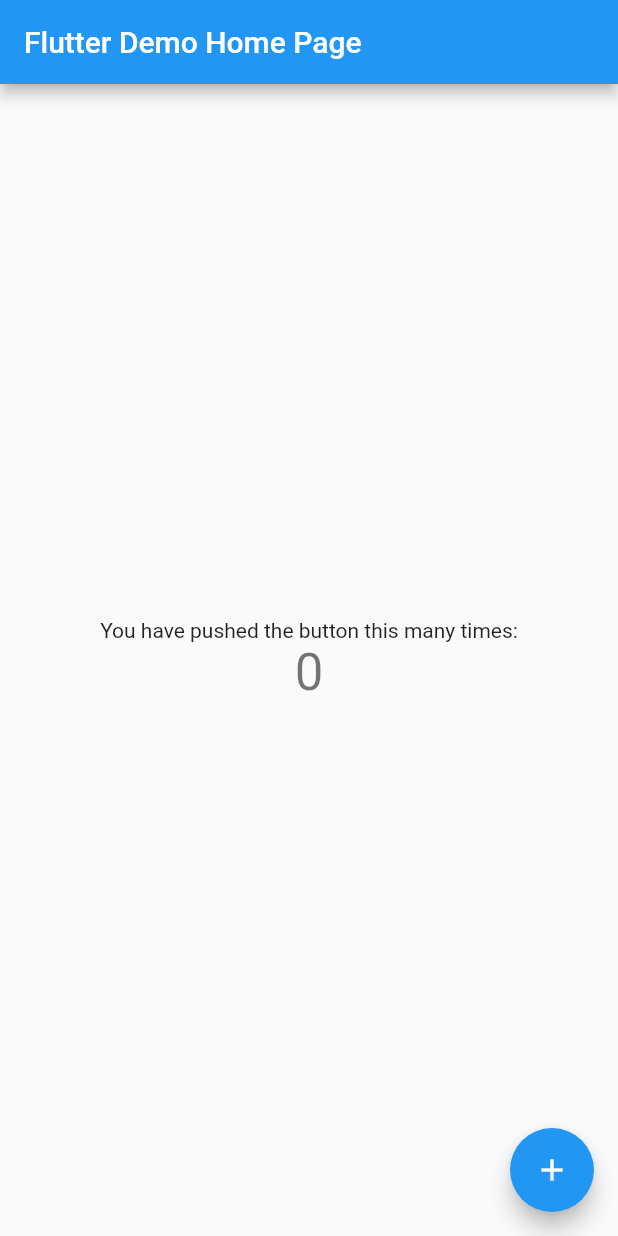
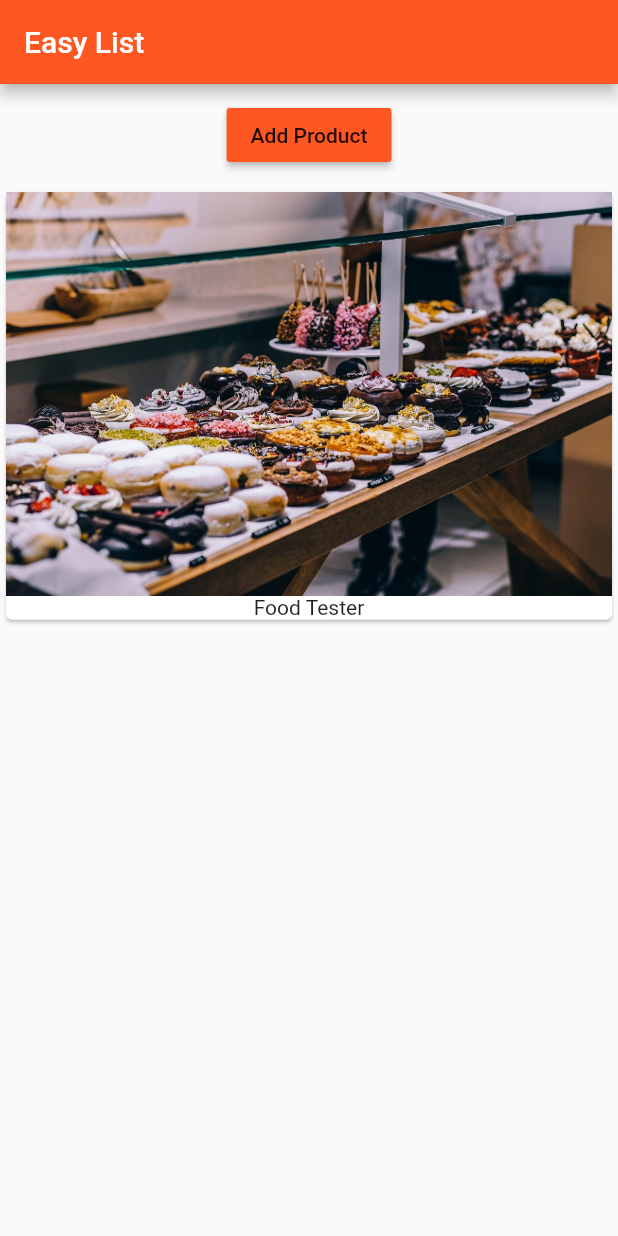
Before and after one commit to AliRadmanesh/flutter-easy-list, a Flutter app: the screen it shows after launch, on a phone screen of 412 x 824 dp. Run offline on Flutter 3.47's test engine with Material 2 defaults, Android fonts, the phone set to English and light mode, and no system bars.

Commit message:
Adding cards, understanding Lifecycle

```diff
--- a/lib/main.dart
+++ b/lib/main.dart
@@ -1,113 +1,29 @@
 // Pre-defined functions and tools for creating our application.
 import 'package:flutter/material.dart';
+
+import './product_manager.dart';
 
 // This is our app's core function, where it starts to launch!
 void main() => runApp(MyApp());
 
 class MyApp extends StatelessWidget {
   // This widget is the root of your application.
+
   @override
   Widget build(BuildContext context) {
     return MaterialApp(
-      title: 'Flutter Demo',
+      title: 'Easy List',
       theme: ThemeData(
-        // This is the theme of your application.
-        //
-        // Try running your application with "flutter run". You'll see the
-        // application has a blue toolbar. Then, without quitting the app, try
-        // changing the primarySwatch below to Colors.green and then invoke
-        // "hot reload" (press "r" in the console where you ran "flutter run",
-        // or simply save your changes to "hot reload" in a Flutter IDE).
-        // Notice that the counter didn't reset back to zero; the application
-        // is not restarted.
-        primarySwatch: Colors.blue,
+        brightness: Brightness.light,
+        primarySwatch: Colors.deepOrange,
+        accentColor: Colors.deepPurple,
       ),
-      home: MyHomePage(title: 'Flutter Demo Home Page'),
+      home: Scaffold(
+        appBar: AppBar(
+          title: Text('Easy List'),
+        ),
+        body: ProductManager('Food Tester'),
+      ),
     );
   }
 }
-
-class MyHomePage extends StatefulWidget {
-  MyHomePage({Key key, this.title}) : super(key: key);
-
-  // This widget is the home page of your application. It is stateful, meaning
-  // that it has a State object (defined below) that contains fields that affect
-  // how it looks.
-
-  // This class is the configuration for the state. It holds the values (in this
-  // case the title) provided by the parent (in this case the App widget) and
-  // used by the build method of the State. Fields in a Widget subclass are
-  // always marked "final".
-
-  final String title;
-
-  @override
-  _MyHomePageState createState() => _MyHomePageState();
-}
-
-class _MyHomePageState extends State<MyHomePage> {
-  int _counter = 0;
-
-  void _incrementCounter() {
-    setState(() {
-      // This call to setState tells the Flutter framework that something has
-      // changed in this State, which causes it to rerun the build method below
-      // so that the display can reflect the updated values. If we changed
-      // _counter without calling setState(), then the build method would not be
-      // called again, and so nothing would appear to happen.
-      _counter++;
-    });
-  }
-
-  @override
-  Widget build(BuildContext context) {
-    // This method is rerun every time setState is called, for instance as done
-    // by the _incrementCounter method above.
-    //
-    // The Flutter framework has been optimized to make rerunning build methods
-    // fast, so that you can just rebuild anything that needs updating rather
-    // than having to individually change instances of widgets.
-    return Scaffold(
-      appBar: AppBar(
-        // Here we take the value from the MyHomePage object that was created by
-        // the App.build method, and use it to set our appbar title.
-        title: Text(widget.title),
-      ),
-      body: Center(
-        // Center is a layout widget. It takes a single child and positions it
-        // in the middle of the parent.
-        child: Column(
-          // Column is also layout widget. It takes a list of children and
-          // arranges them vertically. By default, it sizes itself to fit its
-          // children horizontally, and tries to be as tall as its parent.
-          //
-          // Invoke "debug painting" (press "p" in the console, choose the
-          // "Toggle Debug Paint" action from the Flutter Inspector in Android
-          // Studio, or the "Toggle Debug Paint" command in Visual Studio Code)
-          // to see the wireframe for each widget.
-          //
-          // Column has various properties to control how it sizes itself and
-          // how it positions its children. Here we use mainAxisAlignment to
-          // center the children vertically; the main axis here is the vertical
-          // axis because Columns are vertical (the cross axis would be
-          // horizontal).
-          mainAxisAlignment: MainAxisAlignment.center,
-          children: <Widget>[
-            Text(
-              'You have pushed the button this many times:',
-            ),
-            Text(
-              '$_counter',
-              style: Theme.of(context).textTheme.display1,
-            ),
-          ],
-        ),
-      ),
-      floatingActionButton: FloatingActionButton(
-        onPressed: _incrementCounter,
-        tooltip: 'Increment',
-        child: Icon(Icons.add),
-      ), // This trailing comma makes auto-formatting nicer for build methods.
-    );
-  }
-}
--- /dev/null
+++ b/lib/product_manager.dart
@@ -0,0 +1,54 @@
+import 'package:flutter/material.dart';
+
+import './products.dart';
+
+class ProductManager extends StatefulWidget {
+  final String startingProduct;
+
+  ProductManager(this.startingProduct) {
+    print('[ProductManager Widget] Constructor');
+  }
+
+  @override
+  State<StatefulWidget> createState() {
+    print('[ProductManager Widget] createState()');
+    return _ProductManagerState();
+  }
+}
+
+class _ProductManagerState extends State<ProductManager> {
+  List<String> _products = [];
+
+  @override
+  void initState() {
+    print('[ProductManager State] initState()');
+    // No need to call setState here, because this method runs before
+    // build method even exist! so no need to change and re-render build.
+    _products.add(widget.startingProduct);
+    // Call parent initState() method and must be at the end of this block.
+    super.initState();
+  }
+
+  @override
+  Widget build(BuildContext context) {
+    print('[ProductManager State] build()');
+    return Column(
+      children: <Widget>[
+        Container(
+          margin: EdgeInsets.all(10.0),
+          child: RaisedButton(
+            color: Theme.of(context).primaryColor,
+            onPressed: () {
+              setState(() {
+                _products.add('Advanced Food Tester');
+                print(_products);
+              });
+            },
+            child: Text('Add Product'),
+          ),
+        ),
+        Products(_products),
+      ],
+    );
+  }
+}
--- /dev/null
+++ b/lib/products.dart
@@ -0,0 +1,28 @@
+import 'package:flutter/material.dart';
+
+class Products extends StatelessWidget {
+  final List<String> products;
+
+  Products(this.products) {
+    print('[Product Widget] Constructor');
+  }
+
+  @override
+  Widget build(BuildContext context) {
+    print('[Product Widget] build()');
+    return Column(
+      children: products
+          .map(
+            (element) => Card(
+                  child: Column(
+                    children: <Widget>[
+                      Image.asset('assets/food.jpg'),
+                      Text(element),
+                    ],
+                  ),
+                ),
+          )
+          .toList(),
+    );
+  }
+}
```
Also changed, not shown: pubspec.yaml (+2 -7 lines), assets/food.jpg (added).
